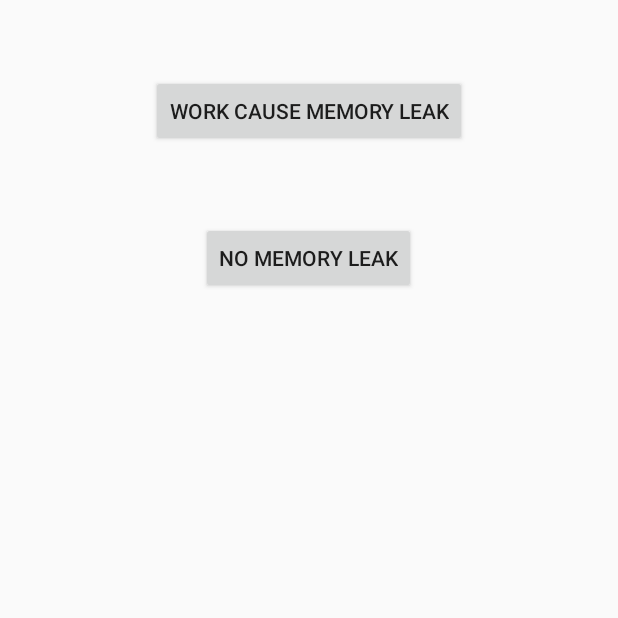
After one commit to TilSeier/Studying, an Android app: the MemoryLeakActivity screen opened directly, with no data from a screen before it, on a phone screen of 412 x 824 dp, the top half of it. The commit adds this screen. Run offline under Robolectric (Android 15) with nearby library versions, the phone set to English and light mode, and no system bars; our stand-ins replace Timber.

Commit message:
Memory Leak

```diff
--- a/app/build.gradle
+++ b/app/build.gradle
@@ -101,4 +101,7 @@ dependencies {
     //AI Face Recognizer
     implementation 'com.microsoft.projectoxford:face:1.4.3'
 
+    //LeakCanary - to detect memory leaks
+    debugImplementation 'com.squareup.leakcanary:leakcanary-android:2.0-beta-3'
+
 }
--- /dev/null
+++ b/app/src/main/res/layout/activity_memory_leak.xml
@@ -0,0 +1,29 @@
+<?xml version="1.0" encoding="utf-8"?>
+<RelativeLayout xmlns:android="http://schemas.android.com/apk/res/android"
+    xmlns:app="http://schemas.android.com/apk/res-auto"
+    xmlns:tools="http://schemas.android.com/tools"
+    android:layout_width="match_parent"
+    android:layout_height="match_parent"
+    tools:context="com.tilseier.studying.screens.memory_leak.MemoryLeakActivity">
+
+    <Button
+        android:id="@+id/btn_cause_memory_leak"
+        android:layout_width="wrap_content"
+        android:layout_height="wrap_content"
+        android:layout_alignParentTop="true"
+        android:layout_centerHorizontal="true"
+        android:layout_marginTop="50dp"
+        android:text="Work cause Memory Leak"
+        android:onClick="onBtnCauseMemoryLeak"/>
+
+    <Button
+        android:id="@+id/btn_no_memory_leak"
+        android:layout_width="wrap_content"
+        android:layout_height="wrap_content"
+        android:layout_below="@+id/btn_cause_memory_leak"
+        android:layout_centerHorizontal="true"
+        android:layout_marginTop="50dp"
+        android:text="No Memory Leak"
+        android:onClick="onBtnNoMemoryLeak"/>
+
+</RelativeLayout>
```
Also changed, not shown: app/src/main/AndroidManifest.xml (+6 -5 lines), app/src/main/java/com/tilseier/studying/MainActivity.java (+21 -0 lines), app/src/main/java/com/tilseier/studying/screens/memory_leak/MemoryLeakActivity.java (added, +121 -0 lines).
